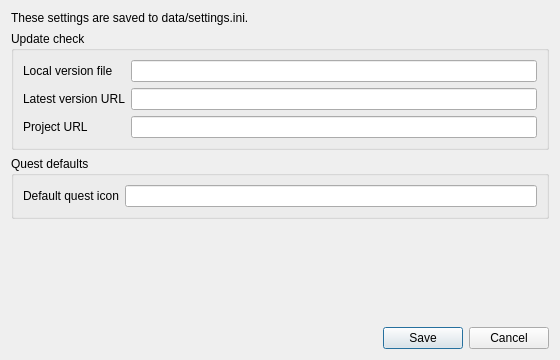
This is src/tb_ui/gui_settings.ui in ThePi1/SPT-Trader-Builder as Qt 5 draws it before an edit. The edited form follows.
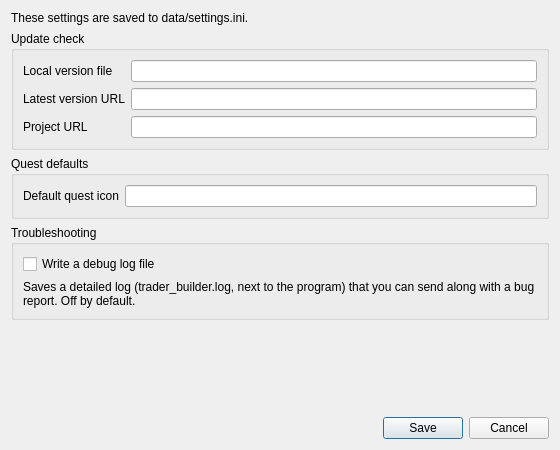
This is the edited form. Icons and pictures are not drawn.

Commit message: Add an optional debug log setting and fix the log location in the packaged app

```diff
--- a/src/tb_ui/gui_settings.ui
+++ b/src/tb_ui/gui_settings.ui
@@ -7,13 +7,13 @@
     <x>0</x>
     <y>0</y>
     <width>560</width>
-    <height>360</height>
+    <height>450</height>
    </rect>
   </property>
   <property name="minimumSize">
    <size>
     <width>480</width>
-    <height>340</height>
+    <height>420</height>
    </size>
   </property>
   <property name="windowTitle">
@@ -108,6 +108,32 @@
      </layout>
     </widget>
    </item>
+   <item>
+    <widget class="QGroupBox" name="grp_logging">
+     <property name="title">
+      <string>Troubleshooting</string>
+     </property>
+     <layout class="QVBoxLayout" name="verticalLayout_logging">
+      <item>
+       <widget class="QCheckBox" name="chk_debug_logging">
+        <property name="text">
+         <string>Write a debug log file</string>
+        </property>
+       </widget>
+      </item>
+      <item>
+       <widget class="QLabel" name="lbl_debug_logging_help">
+        <property name="text">
+         <string>Saves a detailed log (trader_builder.log, next to the program) that you can send along with a bug report. Off by default.</string>
+        </property>
+        <property name="wordWrap">
+         <bool>true</bool>
+        </property>
+       </widget>
+      </item>
+     </layout>
+    </widget>
+   </item>
    <item>
     <widget class="QLabel" name="lbl_error">
      <property name="styleSheet">
```
The commit also changes 10 other files.
